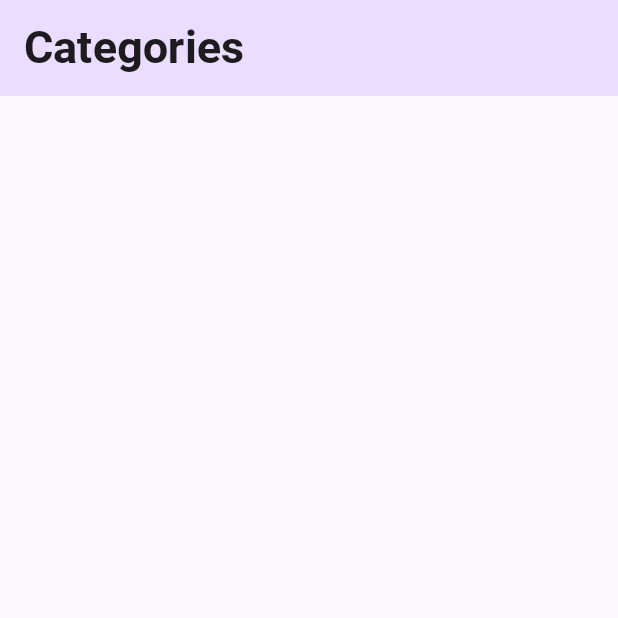
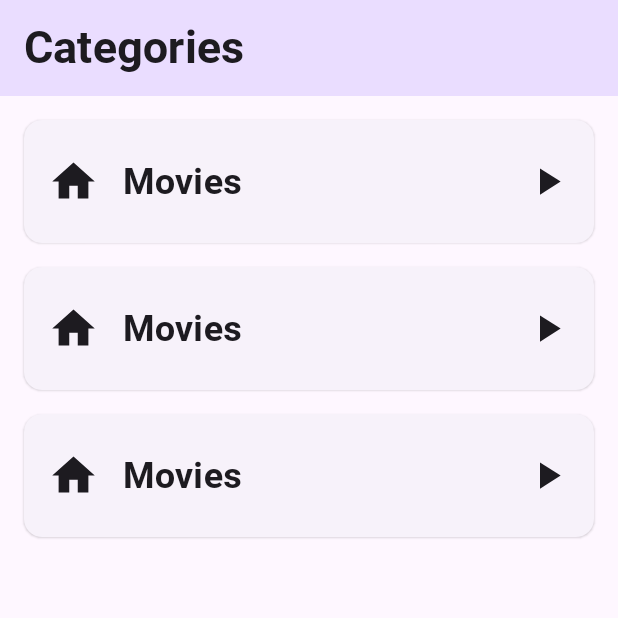
Before and after one commit to JasperLefever/MyTrivia-android, an Android app built with Jetpack Compose: the screen it shows after launch (MainActivity), on a phone screen of 412 x 824 dp, the top half of it. Run offline under Robolectric (Android 15) with nearby library versions, the phone set to English and light mode, and no system bars.

Commit message:
Category card and screen

```diff
--- a/app/src/main/java/icu/repsaj/android/mytrivia/ui/CategoryOverviewScreen.kt
+++ b/app/src/main/java/icu/repsaj/android/mytrivia/ui/CategoryOverviewScreen.kt
@@ -1,9 +1,80 @@
 package icu.repsaj.android.mytrivia.ui
 
+import androidx.compose.foundation.clickable
+import androidx.compose.foundation.layout.Column
+import androidx.compose.foundation.layout.Row
+import androidx.compose.foundation.layout.Spacer
+import androidx.compose.foundation.layout.fillMaxWidth
+import androidx.compose.foundation.layout.padding
+import androidx.compose.foundation.layout.size
+import androidx.compose.material.icons.Icons
+import androidx.compose.material.icons.filled.Home
+import androidx.compose.material.icons.filled.PlayArrow
+import androidx.compose.material3.ElevatedCard
+import androidx.compose.material3.Icon
+import androidx.compose.material3.MaterialTheme
+import androidx.compose.material3.Text
 import androidx.compose.runtime.Composable
+import androidx.compose.ui.Alignment
 import androidx.compose.ui.Modifier
+import androidx.compose.ui.graphics.vector.ImageVector
+import androidx.compose.ui.unit.dp
+import icu.repsaj.android.mytrivia.ui.theme.spacing
 
 @Composable
 fun CategoryOverviewScreen(modifier: Modifier = Modifier) {
+    Column(modifier = Modifier.padding(top = MaterialTheme.spacing.small)) {
+        CategoryCard(name = "Movies")
+        CategoryCard(name = "Movies")
+        CategoryCard(name = "Movies")
+    }
+}
 
+@Composable
+fun CategoryCard(
+    name: String = "",
+    icon: ImageVector = Icons.Filled.Home,
+    modifier: Modifier = Modifier
+) {
+    ElevatedCard(
+        modifier = modifier
+            .padding(
+                horizontal = MaterialTheme.spacing.medium,
+                vertical = MaterialTheme.spacing.small
+            )
+            .fillMaxWidth()
+            .clickable { /*TODO */ },
+
+        ) {
+        Row(
+            modifier = Modifier
+                .padding(16.dp)
+        ) {
+            Icon(
+                imageVector = icon,
+                contentDescription = name,
+                modifier = Modifier
+                    .size(50.dp)
+                    .padding(end = MaterialTheme.spacing.medium)
+                    .align(Alignment.CenterVertically)
+            )
+
+            Text(
+                text = name,
+                modifier = Modifier
+                    .align(Alignment.CenterVertically),
+                style = MaterialTheme.typography.displayMedium
+            )
+
+            Spacer(modifier = Modifier.weight(1f))
+
+            Icon(
+                imageVector = Icons.Filled.PlayArrow,
+                contentDescription = name,
+                modifier = Modifier
+                    .size(30.dp)
+                    .align(Alignment.CenterVertically)
+            )
+        }
+    }
 }
```
